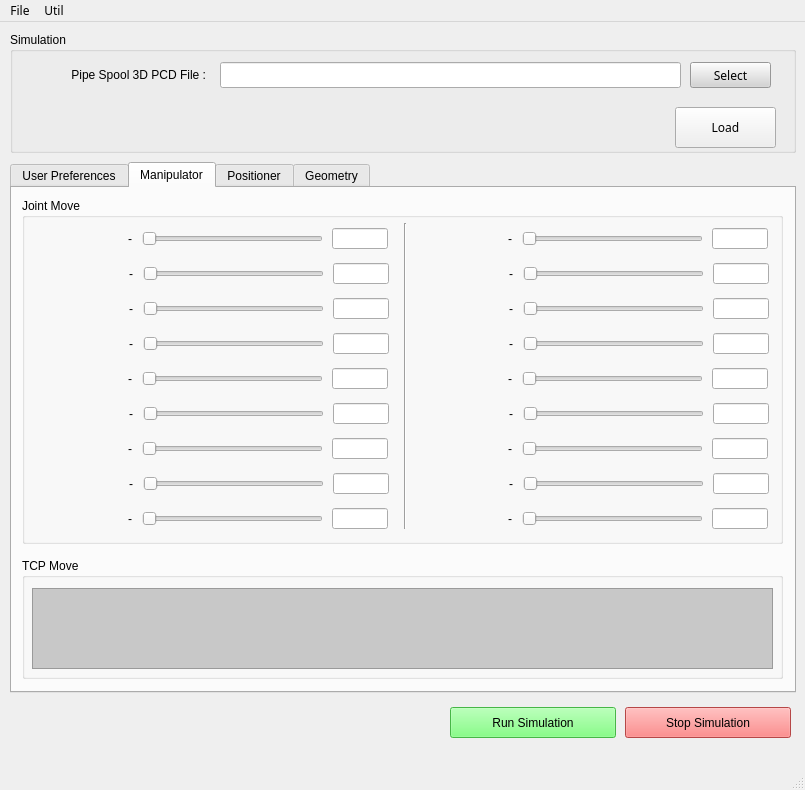
Above: python/controller/controller.ui from elecun/flame_robotics_drt before the change. Below: the same form after it.
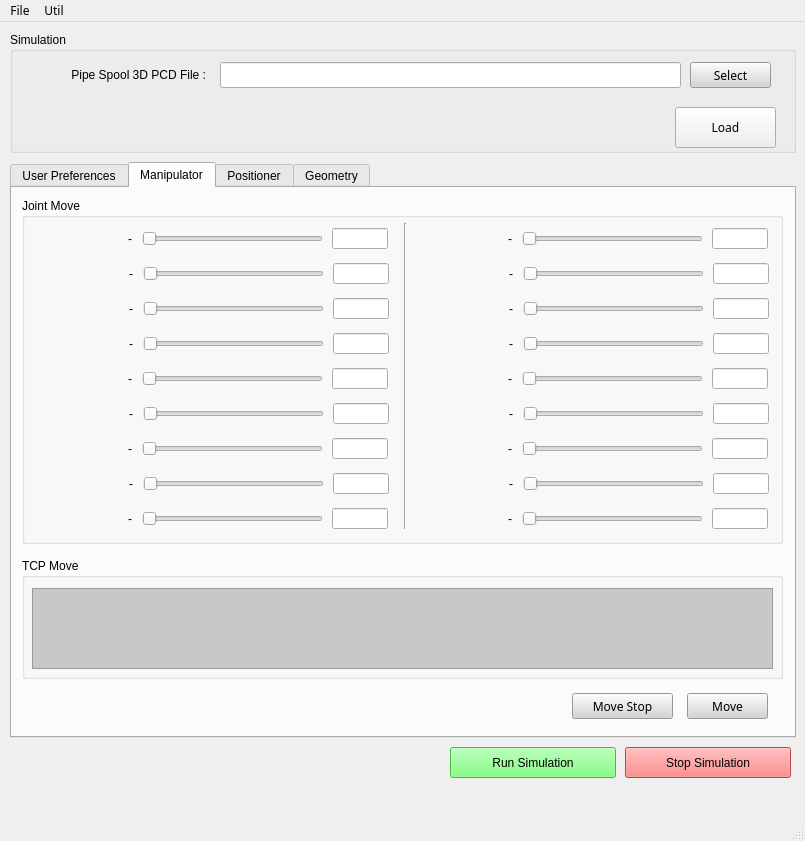
That is the form after the change. Icons and pictures are not drawn.

Commit message: add move stop

Diff of the .ui file:
```diff
--- a/python/controller/controller.ui
+++ b/python/controller/controller.ui
@@ -8,7 +8,7 @@
     <x>0</x>
     <y>0</y>
     <width>805</width>
-    <height>790</height>
+    <height>841</height>
    </rect>
   </property>
   <property name="font">
@@ -124,7 +124,7 @@
     <property name="geometry">
      <rect>
       <x>450</x>
-      <y>685</y>
+      <y>725</y>
       <width>166</width>
       <height>31</height>
      </rect>
@@ -150,7 +150,7 @@
     <property name="geometry">
      <rect>
       <x>625</x>
-      <y>685</y>
+      <y>725</y>
       <width>166</width>
       <height>31</height>
      </rect>
@@ -178,7 +178,7 @@
       <x>10</x>
       <y>140</y>
       <width>786</width>
-      <height>531</height>
+      <height>576</height>
      </rect>
     </property>
     <property name="font">
@@ -1150,6 +1150,50 @@
        </attribute>
       </widget>
      </widget>
+     <widget class="QPushButton" name="btn_tcp_move">
+      <property name="geometry">
+       <rect>
+        <x>675</x>
+        <y>505</y>
+        <width>81</width>
+        <height>26</height>
+       </rect>
+      </property>
+      <property name="font">
+       <font>
+        <family>NanumSquare</family>
+       </font>
+      </property>
+      <property name="styleSheet">
+       <string notr="true">color: rgb(0,0,0);
+background-color: rgb(212, 212, 212);</string>
+      </property>
+      <property name="text">
+       <string>Move</string>
+      </property>
+     </widget>
+     <widget class="QPushButton" name="btn_tcp_movestop">
+      <property name="geometry">
+       <rect>
+        <x>560</x>
+        <y>505</y>
+        <width>101</width>
+        <height>26</height>
+       </rect>
+      </property>
+      <property name="font">
+       <font>
+        <family>NanumSquare</family>
+       </font>
+      </property>
+      <property name="styleSheet">
+       <string notr="true">color: rgb(0,0,0);
+background-color: rgb(212, 212, 212);</string>
+      </property>
+      <property name="text">
+       <string>Move Stop</string>
+      </property>
+     </widget>
     </widget>
     <widget class="QWidget" name="tab_4">
      <attribute name="title">
```
Left out of the diff: 2 changed lines with no effect on the pictures.
